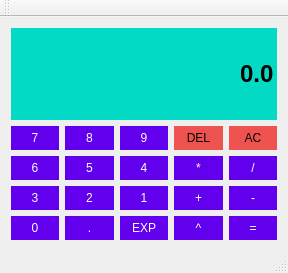
This is calculator.ui in Ayush1325/Calculator as Qt 5 draws it before an edit. The edited form follows.
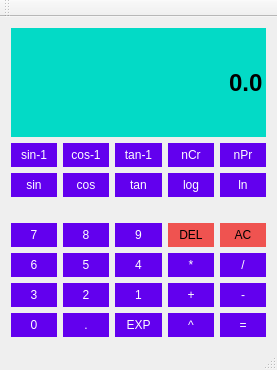
This is the edited form.

Commit message:
feat: Adde Bunch of new commands.
body: Not implemented them yet.

The edit to the form file:
```diff
--- a/calculator.ui
+++ b/calculator.ui
@@ -6,8 +6,8 @@
    <rect>
     <x>0</x>
     <y>0</y>
-    <width>288</width>
-    <height>273</height>
+    <width>277</width>
+    <height>370</height>
    </rect>
   </property>
   <property name="windowTitle">
@@ -16,7 +16,7 @@
   <widget class="QWidget" name="centralWidget">
    <layout class="QGridLayout" name="gridLayout">
     <item row="2" column="0">
-     <widget class="QPushButton" name="Btn6">
+     <widget class="QPushButton" name="BtnSin">
       <property name="sizePolicy">
        <sizepolicy hsizetype="Preferred" vsizetype="Preferred">
         <horstretch>0</horstretch>
@@ -39,18 +39,12 @@
 }</string>
       </property>
       <property name="text">
-       <string>6</string>
+       <string>sin</string>
       </property>
      </widget>
     </item>
-    <item row="1" column="1">
-     <widget class="QPushButton" name="Btn8">
-      <property name="sizePolicy">
-       <sizepolicy hsizetype="Preferred" vsizetype="Preferred">
-        <horstretch>0</horstretch>
-        <verstretch>0</verstretch>
-       </sizepolicy>
-      </property>
+    <item row="7" column="0">
+     <widget class="QPushButton" name="Btn0">
       <property name="styleSheet">
        <string notr="true">QPushButton {
 	background-color: #6200EE;
@@ -67,67 +61,11 @@
 }</string>
       </property>
       <property name="text">
-       <string>8</string>
+       <string>0</string>
       </property>
      </widget>
     </item>
-    <item row="3" column="4">
-     <widget class="QPushButton" name="BtnSub">
-      <property name="sizePolicy">
-       <sizepolicy hsizetype="Preferred" vsizetype="Preferred">
-        <horstretch>0</horstretch>
-        <verstretch>0</verstretch>
-       </sizepolicy>
-      </property>
-      <property name="styleSheet">
-       <string notr="true">QPushButton {
-	background-color: #6200EE;
-	border: 1px rgb(0, 0, 0);
-	color: rgb(255, 255, 255);
-	padding: 5px;
-}
-
-QPushButton:pressed {
-	background-color: #3700B3;
-	border: 1px rgb(0, 0, 0);
-	color: rgb(255, 255, 255);
-	padding: 5px;
-}</string>
-      </property>
-      <property name="text">
-       <string>-</string>
-      </property>
-     </widget>
-    </item>
-    <item row="3" column="1">
-     <widget class="QPushButton" name="Btn2">
-      <property name="sizePolicy">
-       <sizepolicy hsizetype="Preferred" vsizetype="Preferred">
-        <horstretch>0</horstretch>
-        <verstretch>0</verstretch>
-       </sizepolicy>
-      </property>
-      <property name="styleSheet">
-       <string notr="true">QPushButton {
-	background-color: #6200EE;
-	border: 1px rgb(0, 0, 0);
-	color: rgb(255, 255, 255);
-	padding: 5px;
-}
-
-QPushButton:pressed {
-	background-color: #3700B3;
-	border: 1px rgb(0, 0, 0);
-	color: rgb(255, 255, 255);
-	padding: 5px;
-}</string>
-      </property>
-      <property name="text">
-       <string>2</string>
-      </property>
-     </widget>
-    </item>
-    <item row="3" column="2">
+    <item row="6" column="2">
      <widget class="QPushButton" name="Btn1">
       <property name="sizePolicy">
        <sizepolicy hsizetype="Preferred" vsizetype="Preferred">
@@ -155,7 +93,35 @@
       </property>
      </widget>
     </item>
-    <item row="1" column="2">
+    <item row="2" column="1">
+     <widget class="QPushButton" name="BtnCos">
+      <property name="sizePolicy">
+       <sizepolicy hsizetype="Preferred" vsizetype="Preferred">
+        <horstretch>0</horstretch>
+        <verstretch>0</verstretch>
+       </sizepolicy>
+      </property>
+      <property name="styleSheet">
+       <string notr="true">QPushButton {
+	background-color: #6200EE;
+	border: 1px rgb(0, 0, 0);
+	color: rgb(255, 255, 255);
+	padding: 5px;
+}
+
+QPushButton:pressed {
+	background-color: #3700B3;
+	border: 1px rgb(0, 0, 0);
+	color: rgb(255, 255, 255);
+	padding: 5px;
+}</string>
+      </property>
+      <property name="text">
+       <string>cos</string>
+      </property>
+     </widget>
+    </item>
+    <item row="4" column="2">
      <widget class="QPushButton" name="Btn9">
       <property name="sizePolicy">
        <sizepolicy hsizetype="Preferred" vsizetype="Preferred">
@@ -183,88 +149,8 @@
       </property>
      </widget>
     </item>
-    <item row="1" column="4">
-     <widget class="QPushButton" name="BtnAC">
-      <property name="sizePolicy">
-       <sizepolicy hsizetype="Preferred" vsizetype="Preferred">
-        <horstretch>0</horstretch>
-        <verstretch>0</verstretch>
-       </sizepolicy>
-      </property>
-      <property name="styleSheet">
-       <string notr="true">QPushButton {
-	background-color: #EF5350;
-	border: 1px rgb(0, 0, 0);
-	padding: 5px;
-}
-
-QPushButton:pressed {
-	background-color: #B71C1C;
-	border: 1px rgb(0, 0, 0);
-	padding: 5px;
-}</string>
-      </property>
-      <property name="text">
-       <string>AC</string>
-      </property>
-     </widget>
-    </item>
-    <item row="2" column="1">
-     <widget class="QPushButton" name="Btn5">
-      <property name="sizePolicy">
-       <sizepolicy hsizetype="Preferred" vsizetype="Preferred">
-        <horstretch>0</horstretch>
-        <verstretch>0</verstretch>
-       </sizepolicy>
-      </property>
-      <property name="styleSheet">
-       <string notr="true">QPushButton {
-	background-color: #6200EE;
-	border: 1px rgb(0, 0, 0);
-	color: rgb(255, 255, 255);
-	padding: 5px;
-}
-
-QPushButton:pressed {
-	background-color: #3700B3;
-	border: 1px rgb(0, 0, 0);
-	color: rgb(255, 255, 255);
-	padding: 5px;
-}</string>
-      </property>
-      <property name="text">
-       <string>5</string>
-      </property>
-     </widget>
-    </item>
-    <item row="1" column="3">
-     <widget class="QPushButton" name="BtnDel">
-      <property name="sizePolicy">
-       <sizepolicy hsizetype="Preferred" vsizetype="Preferred">
-        <horstretch>0</horstretch>
-        <verstretch>0</verstretch>
-       </sizepolicy>
-      </property>
-      <property name="styleSheet">
-       <string notr="true">QPushButton {
-	background-color: #EF5350;
-	border: 1px rgb(0, 0, 0);
-	padding: 5px;
-}
-
-QPushButton:pressed {
-	background-color: #B71C1C;
-	border: 1px rgb(0, 0, 0);
-	padding: 5px;
-}</string>
-      </property>
-      <property name="text">
-       <string>DEL</string>
-      </property>
-     </widget>
-    </item>
     <item row="2" column="4">
-     <widget class="QPushButton" name="BtnDiv">
+     <widget class="QPushButton" name="BtnLn">
       <property name="sizePolicy">
        <sizepolicy hsizetype="Preferred" vsizetype="Preferred">
         <horstretch>0</horstretch>
@@ -287,18 +173,12 @@
 }</string>
       </property>
       <property name="text">
-       <string>/</string>
+       <string>ln</string>
       </property>
      </widget>
     </item>
-    <item row="3" column="0">
-     <widget class="QPushButton" name="Btn3">
-      <property name="sizePolicy">
-       <sizepolicy hsizetype="Preferred" vsizetype="Preferred">
-        <horstretch>0</horstretch>
-        <verstretch>0</verstretch>
-       </sizepolicy>
-      </property>
+    <item row="7" column="1">
+     <widget class="QPushButton" name="BtnDecimal">
       <property name="styleSheet">
        <string notr="true">QPushButton {
 	background-color: #6200EE;
@@ -315,119 +195,7 @@
 }</string>
       </property>
       <property name="text">
-       <string>3</string>
-      </property>
-     </widget>
-    </item>
-    <item row="1" column="0">
-     <widget class="QPushButton" name="Btn7">
-      <property name="sizePolicy">
-       <sizepolicy hsizetype="Preferred" vsizetype="Preferred">
-        <horstretch>0</horstretch>
-        <verstretch>0</verstretch>
-       </sizepolicy>
-      </property>
-      <property name="styleSheet">
-       <string notr="true">QPushButton {
-	background-color: #6200EE;
-	border: 1px rgb(0, 0, 0);
-	color: rgb(255, 255, 255);
-	padding: 5px;
-}
-
-QPushButton:pressed {
-	background-color: #3700B3;
-	border: 1px rgb(0, 0, 0);
-	color: rgb(255, 255, 255);
-	padding: 5px;
-}</string>
-      </property>
-      <property name="text">
-       <string>7</string>
-      </property>
-     </widget>
-    </item>
-    <item row="2" column="2">
-     <widget class="QPushButton" name="Btn4">
-      <property name="sizePolicy">
-       <sizepolicy hsizetype="Preferred" vsizetype="Preferred">
-        <horstretch>0</horstretch>
-        <verstretch>0</verstretch>
-       </sizepolicy>
-      </property>
-      <property name="styleSheet">
-       <string notr="true">QPushButton {
-	background-color: #6200EE;
-	border: 1px rgb(0, 0, 0);
-	color: rgb(255, 255, 255);
-	padding: 5px;
-}
-
-QPushButton:pressed {
-	background-color: #3700B3;
-	border: 1px rgb(0, 0, 0);
-	color: rgb(255, 255, 255);
-	padding: 5px;
-}</string>
-      </property>
-      <property name="text">
-       <string>4</string>
-      </property>
-     </widget>
-    </item>
-    <item row="2" column="3">
-     <widget class="QPushButton" name="BtnMul">
-      <property name="sizePolicy">
-       <sizepolicy hsizetype="Preferred" vsizetype="Preferred">
-        <horstretch>0</horstretch>
-        <verstretch>0</verstretch>
-       </sizepolicy>
-      </property>
-      <property name="styleSheet">
-       <string notr="true">QPushButton {
-	background-color: #6200EE;
-	border: 1px rgb(0, 0, 0);
-	color: rgb(255, 255, 255);
-	padding: 5px;
-}
-
-QPushButton:pressed {
-	background-color: #3700B3;
-	border: 1px rgb(0, 0, 0);
-	color: rgb(255, 255, 255);
-	padding: 5px;
-}</string>
-      </property>
-      <property name="text">
-       <string>*</string>
-      </property>
-     </widget>
-    </item>
-    <item row="3" column="3">
-     <widget class="QPushButton" name="BtnAdd">
-      <property name="sizePolicy">
-       <sizepolicy hsizetype="Preferred" vsizetype="Preferred">
-        <horstretch>0</horstretch>
-        <verstretch>0</verstretch>
-       </sizepolicy>
-      </property>
-      <property name="styleSheet">
-       <string notr="true">QPushButton {
-	background-color: #6200EE;
-	border: 1px rgb(0, 0, 0);
-	color: rgb(255, 255, 255);
-	padding: 5px;
-}
-
-QPushButton:pressed {
-	background-color: #3700B3;
-	border: 1px rgb(0, 0, 0);
-	color: rgb(255, 255, 255);
-	padding: 5px;
-}</string>
-      </property>
-      <property name="text">
-       <string>+</string>
+       <string>.</string>
       </property>
      </widget>
     </item>
@@ -461,8 +229,8 @@
       </property>
      </widget>
     </item>
-    <item row="4" column="0">
-     <widget class="QPushButton" name="Btn0">
+    <item row="7" column="4">
+     <widget class="QPushButton" name="BtnEql">
       <property name="styleSheet">
        <string notr="true">QPushButton {
 	background-color: #6200EE;
@@ -479,12 +247,18 @@
 }</string>
       </property>
       <property name="text">
-       <string>0</string>
+       <string>=</string>
       </property>
      </widget>
     </item>
-    <item row="4" column="1">
-     <widget class="QPushButton" name="BtnDecimal">
+    <item row="6" column="4">
+     <widget class="QPushButton" name="BtnSub">
+      <property name="sizePolicy">
+       <sizepolicy hsizetype="Preferred" vsizetype="Preferred">
+        <horstretch>0</horstretch>
+        <verstretch>0</verstretch>
+       </sizepolicy>
+      </property>
       <property name="styleSheet">
        <string notr="true">QPushButton {
 	background-color: #6200EE;
@@ -501,11 +275,11 @@
 }</string>
       </property>
       <property name="text">
-       <string>.</string>
+       <string>-</string>
       </property>
      </widget>
     </item>
-    <item row="4" column="2">
+    <item row="7" column="2">
      <widget class="QPushButton" name="BtnExp">
       <property name="styleSheet">
        <string notr="true">QPushButton {
@@ -527,7 +301,283 @@
       </property>
      </widget>
     </item>
+    <item row="4" column="1">
+     <widget class="QPushButton" name="Btn8">
+      <property name="sizePolicy">
+       <sizepolicy hsizetype="Preferred" vsizetype="Preferred">
+        <horstretch>0</horstretch>
+        <verstretch>0</verstretch>
+       </sizepolicy>
+      </property>
+      <property name="styleSheet">
+       <string notr="true">QPushButton {
+	background-color: #6200EE;
+	border: 1px rgb(0, 0, 0);
+	color: rgb(255, 255, 255);
+	padding: 5px;
+}
+
+QPushButton:pressed {
+	background-color: #3700B3;
+	border: 1px rgb(0, 0, 0);
+	color: rgb(255, 255, 255);
+	padding: 5px;
+}</string>
+      </property>
+      <property name="text">
+       <string>8</string>
+      </property>
+     </widget>
+    </item>
+    <item row="4" column="4">
+     <widget class="QPushButton" name="BtnAC">
+      <property name="sizePolicy">
+       <sizepolicy hsizetype="Preferred" vsizetype="Preferred">
+        <horstretch>0</horstretch>
+        <verstretch>0</verstretch>
+       </sizepolicy>
+      </property>
+      <property name="styleSheet">
+       <string notr="true">QPushButton {
+	background-color: #EF5350;
+	border: 1px rgb(0, 0, 0);
+	padding: 5px;
+}
+
+QPushButton:pressed {
+	background-color: #B71C1C;
+	border: 1px rgb(0, 0, 0);
+	padding: 5px;
+}</string>
+      </property>
+      <property name="text">
+       <string>AC</string>
+      </property>
+     </widget>
+    </item>
+    <item row="5" column="4">
+     <widget class="QPushButton" name="BtnDiv">
+      <property name="sizePolicy">
+       <sizepolicy hsizetype="Preferred" vsizetype="Preferred">
+        <horstretch>0</horstretch>
+        <verstretch>0</verstretch>
+       </sizepolicy>
+      </property>
+      <property name="styleSheet">
+       <string notr="true">QPushButton {
+	background-color: #6200EE;
+	border: 1px rgb(0, 0, 0);
+	color: rgb(255, 255, 255);
+	padding: 5px;
+}
+
+QPushButton:pressed {
+	background-color: #3700B3;
+	border: 1px rgb(0, 0, 0);
+	color: rgb(255, 255, 255);
+	padding: 5px;
+}</string>
+      </property>
+      <property name="text">
+       <string>/</string>
+      </property>
+     </widget>
+    </item>
+    <item row="5" column="1">
+     <widget class="QPushButton" name="Btn5">
+      <property name="sizePolicy">
+       <sizepolicy hsizetype="Preferred" vsizetype="Preferred">
+        <horstretch>0</horstretch>
+        <verstretch>0</verstretch>
+       </sizepolicy>
+      </property>
+      <property name="styleSheet">
+       <string notr="true">QPushButton {
+	background-color: #6200EE;
+	border: 1px rgb(0, 0, 0);
+	color: rgb(255, 255, 255);
+	padding: 5px;
+}
+
+QPushButton:pressed {
+	background-color: #3700B3;
+	border: 1px rgb(0, 0, 0);
+	color: rgb(255, 255, 255);
+	padding: 5px;
+}</string>
+      </property>
+      <property name="text">
+       <string>5</string>
+      </property>
+     </widget>
+    </item>
+    <item row="5" column="3">
+     <widget class="QPushButton" name="BtnMul">
+      <property name="sizePolicy">
+       <sizepolicy hsizetype="Preferred" vsizetype="Preferred">
+        <horstretch>0</horstretch>
+        <verstretch>0</verstretch>
+       </sizepolicy>
+      </property>
+      <property name="styleSheet">
+       <string notr="true">QPushButton {
+	background-color: #6200EE;
+	border: 1px rgb(0, 0, 0);
+	color: rgb(255, 255, 255);
+	padding: 5px;
+}
+
+QPushButton:pressed {
+	background-color: #3700B3;
+	border: 1px rgb(0, 0, 0);
+	color: rgb(255, 255, 255);
+	padding: 5px;
+}</string>
+      </property>
+      <property name="text">
+       <string>*</string>
+      </property>
+     </widget>
+    </item>
+    <item row="2" column="2">
+     <widget class="QPushButton" name="BtnTan">
+      <property name="sizePolicy">
+       <sizepolicy hsizetype="Preferred" vsizetype="Preferred">
+        <horstretch>0</horstretch>
+        <verstretch>0</verstretch>
+       </sizepolicy>
+      </property>
+      <property name="styleSheet">
+       <string notr="true">QPushButton {
+	background-color: #6200EE;
+	border: 1px rgb(0, 0, 0);
+	color: rgb(255, 255, 255);
+	padding: 5px;
+}
+
+QPushButton:pressed {
+	background-color: #3700B3;
+	border: 1px rgb(0, 0, 0);
+	color: rgb(255, 255, 255);
+	padding: 5px;
+}</string>
+      </property>
+      <property name="text">
+       <string>tan</string>
+      </property>
+     </widget>
+    </item>
+    <item row="6" column="1">
+     <widget class="QPushButton" name="Btn2">
+      <property name="sizePolicy">
+       <sizepolicy hsizetype="Preferred" vsizetype="Preferred">
+        <horstretch>0</horstretch>
+        <verstretch>0</verstretch>
+       </sizepolicy>
+      </property>
+      <property name="styleSheet">
+       <string notr="true">QPushButton {
+	background-color: #6200EE;
+	border: 1px rgb(0, 0, 0);
+	color: rgb(255, 255, 255);
+	padding: 5px;
+}
+
+QPushButton:pressed {
+	background-color: #3700B3;
+	border: 1px rgb(0, 0, 0);
+	color: rgb(255, 255, 255);
+	padding: 5px;
+}</string>
+      </property>
+      <property name="text">
+       <string>2</string>
+      </property>
+     </widget>
+    </item>
+    <item row="4" column="0">
+     <widget class="QPushButton" name="Btn7">
+      <property name="sizePolicy">
+       <sizepolicy hsizetype="Preferred" vsizetype="Preferred">
+        <horstretch>0</horstretch>
+        <verstretch>0</verstretch>
+       </sizepolicy>
+      </property>
+      <property name="styleSheet">
+       <string notr="true">QPushButton {
+	background-color: #6200EE;
+	border: 1px rgb(0, 0, 0);
+	color: rgb(255, 255, 255);
+	padding: 5px;
+}
+
+QPushButton:pressed {
+	background-color: #3700B3;
+	border: 1px rgb(0, 0, 0);
+	color: rgb(255, 255, 255);
+	padding: 5px;
+}</string>
+      </property>
+      <property name="text">
+       <string>7</string>
+      </property>
+     </widget>
+    </item>
+    <item row="5" column="0">
+     <widget class="QPushButton" name="Btn6">
+      <property name="sizePolicy">
+       <sizepolicy hsizetype="Preferred" vsizetype="Preferred">
+        <horstretch>0</horstretch>
+        <verstretch>0</verstretch>
+       </sizepolicy>
+      </property>
+      <property name="styleSheet">
+       <string notr="true">QPushButton {
+	background-color: #6200EE;
+	border: 1px rgb(0, 0, 0);
+	color: rgb(255, 255, 255);
+	padding: 5px;
+}
+
+QPushButton:pressed {
+	background-color: #3700B3;
+	border: 1px rgb(0, 0, 0);
+	color: rgb(255, 255, 255);
+	padding: 5px;
+}</string>
+      </property>
+      <property name="text">
+       <string>6</string>
+      </property>
+     </widget>
+    </item>
     <item row="4" column="3">
+     <widget class="QPushButton" name="BtnDel">
+      <property name="sizePolicy">
+       <sizepolicy hsizetype="Preferred" vsizetype="Preferred">
+        <horstretch>0</horstretch>
+        <verstretch>0</verstretch>
+       </sizepolicy>
+      </property>
+      <property name="styleSheet">
+       <string notr="true">QPushButton {
+	background-color: #EF5350;
+	border: 1px rgb(0, 0, 0);
+	padding: 5px;
+}
+
+QPushButton:pressed {
+	background-color: #B71C1C;
+	border: 1px rgb(0, 0, 0);
+	padding: 5px;
+}</string>
+      </property>
+      <property name="text">
+       <string>DEL</string>
+      </property>
+     </widget>
+    </item>
+    <item row="7" column="3">
      <widget class="QPushButton" name="BtnPow">
       <property name="styleSheet">
        <string notr="true">QPushButton {
@@ -549,8 +599,30 @@
       </property>
      </widget>
     </item>
-    <item row="4" column="4">
-     <widget class="QPushButton" name="BtnEql">
+    <item row="3" column="0" colspan="5">
+     <spacer name="horizontalSpacer">
+      <property name="orientation">
+       <enum>Qt::Horizontal</enum>
+      </property>
+      <property name="sizeType">
+       <enum>QSizePolicy::Preferred</enum>
+      </property>
+      <property name="sizeHint" stdset="0">
+       <size>
+        <width>40</width>
+        <height>20</height>
+       </size>
+      </property>
+     </spacer>
+    </item>
+    <item row="6" column="3">
+     <widget class="QPushButton" name="BtnAdd">
+      <property name="sizePolicy">
+       <sizepolicy hsizetype="Preferred" vsizetype="Preferred">
+        <horstretch>0</horstretch>
+        <verstretch>0</verstretch>
+       </sizepolicy>
+      </property>
       <property name="styleSheet">
        <string notr="true">QPushButton {
 	background-color: #6200EE;
@@ -567,7 +639,231 @@
 }</string>
       </property>
       <property name="text">
-       <string>=</string>
+       <string>+</string>
+      </property>
+     </widget>
+    </item>
+    <item row="2" column="3">
+     <widget class="QPushButton" name="BtnLog">
+      <property name="sizePolicy">
+       <sizepolicy hsizetype="Preferred" vsizetype="Preferred">
+        <horstretch>0</horstretch>
+        <verstretch>0</verstretch>
+       </sizepolicy>
+      </property>
+      <property name="styleSheet">
+       <string notr="true">QPushButton {
+	background-color: #6200EE;
+	border: 1px rgb(0, 0, 0);
+	color: rgb(255, 255, 255);
+	padding: 5px;
+}
+
+QPushButton:pressed {
+	background-color: #3700B3;
+	border: 1px rgb(0, 0, 0);
+	color: rgb(255, 255, 255);
+	padding: 5px;
+}</string>
+      </property>
+      <property name="text">
+       <string>log</string>
+      </property>
+     </widget>
+    </item>
+    <item row="5" column="2">
+     <widget class="QPushButton" name="Btn4">
+      <property name="sizePolicy">
+       <sizepolicy hsizetype="Preferred" vsizetype="Preferred">
+        <horstretch>0</horstretch>
+        <verstretch>0</verstretch>
+       </sizepolicy>
+      </property>
+      <property name="styleSheet">
+       <string notr="true">QPushButton {
+	background-color: #6200EE;
+	border: 1px rgb(0, 0, 0);
+	color: rgb(255, 255, 255);
+	padding: 5px;
+}
+
+QPushButton:pressed {
+	background-color: #3700B3;
+	border: 1px rgb(0, 0, 0);
+	color: rgb(255, 255, 255);
+	padding: 5px;
+}</string>
+      </property>
+      <property name="text">
+       <string>4</string>
+      </property>
+     </widget>
+    </item>
+    <item row="6" column="0">
+     <widget class="QPushButton" name="Btn3">
+      <property name="sizePolicy">
+       <sizepolicy hsizetype="Preferred" vsizetype="Preferred">
+        <horstretch>0</horstretch>
+        <verstretch>0</verstretch>
+       </sizepolicy>
+      </property>
+      <property name="styleSheet">
+       <string notr="true">QPushButton {
+	background-color: #6200EE;
+	border: 1px rgb(0, 0, 0);
+	color: rgb(255, 255, 255);
+	padding: 5px;
+}
+
+QPushButton:pressed {
+	background-color: #3700B3;
+	border: 1px rgb(0, 0, 0);
+	color: rgb(255, 255, 255);
+	padding: 5px;
+}</string>
+      </property>
+      <property name="text">
+       <string>3</string>
+      </property>
+     </widget>
+    </item>
+    <item row="1" column="0">
+     <widget class="QPushButton" name="BtnSinInv">
+      <property name="sizePolicy">
+       <sizepolicy hsizetype="Preferred" vsizetype="Preferred">
+        <horstretch>0</horstretch>
+        <verstretch>0</verstretch>
+       </sizepolicy>
+      </property>
+      <property name="styleSheet">
+       <string notr="true">QPushButton {
+	background-color: #6200EE;
+	border: 1px rgb(0, 0, 0);
+	color: rgb(255, 255, 255);
+	padding: 5px;
+}
+
+QPushButton:pressed {
+	background-color: #3700B3;
+	border: 1px rgb(0, 0, 0);
+	color: rgb(255, 255, 255);
+	padding: 5px;
+}</string>
+      </property>
+      <property name="text">
+       <string>sin-1</string>
+      </property>
+     </widget>
+    </item>
+    <item row="1" column="1">
+     <widget class="QPushButton" name="BtnCosInv">
+      <property name="sizePolicy">
+       <sizepolicy hsizetype="Preferred" vsizetype="Preferred">
+        <horstretch>0</horstretch>
+        <verstretch>0</verstretch>
+       </sizepolicy>
+      </property>
+      <property name="styleSheet">
+       <string notr="true">QPushButton {
+	background-color: #6200EE;
+	border: 1px rgb(0, 0, 0);
+	color: rgb(255, 255, 255);
+	padding: 5px;
+}
+
+QPushButton:pressed {
+	background-color: #3700B3;
+	border: 1px rgb(0, 0, 0);
+	color: rgb(255, 255, 255);
+	padding: 5px;
+}</string>
+      </property>
+      <property name="text">
+       <string>cos-1</string>
+      </property>
+     </widget>
+    </item>
+    <item row="1" column="2">
+     <widget class="QPushButton" name="BtnTanInv">
+      <property name="sizePolicy">
+       <sizepolicy hsizetype="Preferred" vsizetype="Preferred">
+        <horstretch>0</horstretch>
+        <verstretch>0</verstretch>
+       </sizepolicy>
+      </property>
+      <property name="styleSheet">
+       <string notr="true">QPushButton {
+	background-color: #6200EE;
+	border: 1px rgb(0, 0, 0);
+	color: rgb(255, 255, 255);
+	padding: 5px;
+}
+
+QPushButton:pressed {
+	background-color: #3700B3;
+	border: 1px rgb(0, 0, 0);
+	color: rgb(255, 255, 255);
+	padding: 5px;
+}</string>
+      </property>
+      <property name="text">
+       <string>tan-1</string>
+      </property>
+     </widget>
+    </item>
+    <item row="1" column="3">
+     <widget class="QPushButton" name="BtnCombination">
+      <property name="sizePolicy">
+       <sizepolicy hsizetype="Preferred" vsizetype="Preferred">
+        <horstretch>0</horstretch>
+        <verstretch>0</verstretch>
+       </sizepolicy>
+      </property>
+      <property name="styleSheet">
+       <string notr="true">QPushButton {
+	background-color: #6200EE;
+	border: 1px rgb(0, 0, 0);
+	color: rgb(255, 255, 255);
+	padding: 5px;
+}
+
+QPushButton:pressed {
+	background-color: #3700B3;
+	border: 1px rgb(0, 0, 0);
+	color: rgb(255, 255, 255);
+	padding: 5px;
+}</string>
+      </property>
+      <property name="text">
+       <string>nCr</string>
+      </property>
+     </widget>
+    </item>
+    <item row="1" column="4">
+     <widget class="QPushButton" name="BtnPermutation">
+      <property name="sizePolicy">
+       <sizepolicy hsizetype="Preferred" vsizetype="Preferred">
+        <horstretch>0</horstretch>
+        <verstretch>0</verstretch>
+       </sizepolicy>
+      </property>
+      <property name="styleSheet">
+       <string notr="true">QPushButton {
+	background-color: #6200EE;
+	border: 1px rgb(0, 0, 0);
+	color: rgb(255, 255, 255);
+	padding: 5px;
+}
+
+QPushButton:pressed {
+	background-color: #3700B3;
+	border: 1px rgb(0, 0, 0);
+	color: rgb(255, 255, 255);
+	padding: 5px;
+}</string>
+      </property>
+      <property name="text">
+       <string>nPr</string>
       </property>
      </widget>
     </item>
```
Left out of the diff: 2 changed lines with no effect on the pictures.
